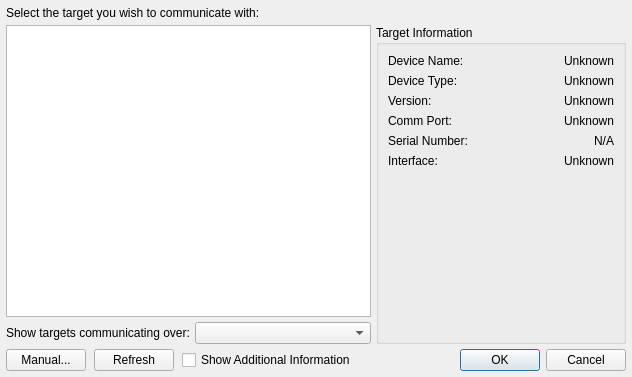
Qt form ui/TargetDialog.ui (kipr/kiss) before a commit.
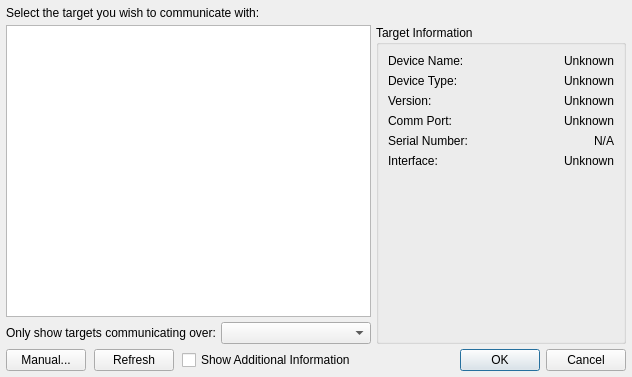
The same form after that commit.

Commit message: Fixed dropdown in target selection dialog

```diff
--- a/ui/TargetDialog.ui
+++ b/ui/TargetDialog.ui
@@ -49,7 +49,7 @@
          <item>
           <widget class="QLabel" name="label_6">
            <property name="text">
-            <string>Show targets communicating over:</string>
+            <string>Only show targets communicating over:</string>
            </property>
           </widget>
          </item>
```
The commit also changes 2 other files.
